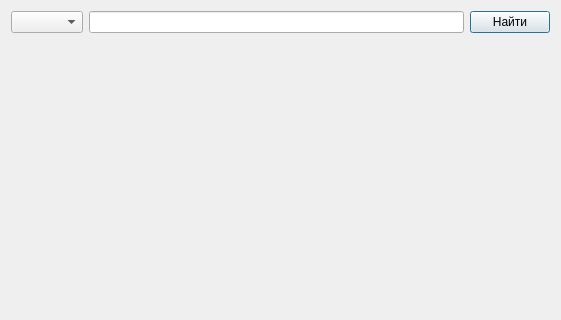
The window that department/gui/mainwindow.ui (Markoutte/department-eltech) describes before a commit, drawn with Qt 5; both pictures show x 0 to 561 and y 0 to 320 of the 561 by 582 pixel window.
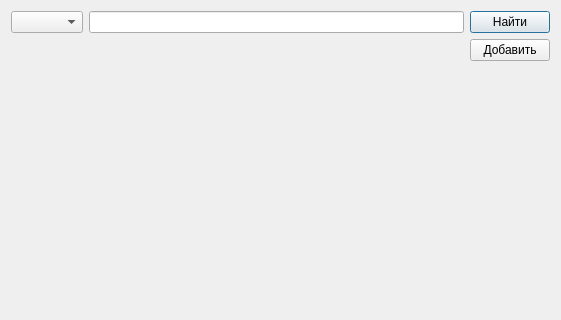
The same window after the commit.

```diff
--- a/department/gui/mainwindow.ui
+++ b/department/gui/mainwindow.ui
@@ -42,11 +42,24 @@
     </layout>
    </item>
    <item>
-    <layout class="QVBoxLayout" name="info_panel">
+    <layout class="QHBoxLayout" name="horizontalLayout">
      <item>
-      <widget class="QLabel" name="fullname_lbl">
+      <spacer name="horizontalSpacer">
+       <property name="orientation">
+        <enum>Qt::Horizontal</enum>
+       </property>
+       <property name="sizeHint" stdset="0">
+        <size>
+         <width>40</width>
+         <height>20</height>
+        </size>
+       </property>
+      </spacer>
+     </item>
+     <item>
+      <widget class="QPushButton" name="add_employee_btn">
        <property name="text">
-        <string/>
+        <string>Добавить</string>
        </property>
       </widget>
      </item>
```
